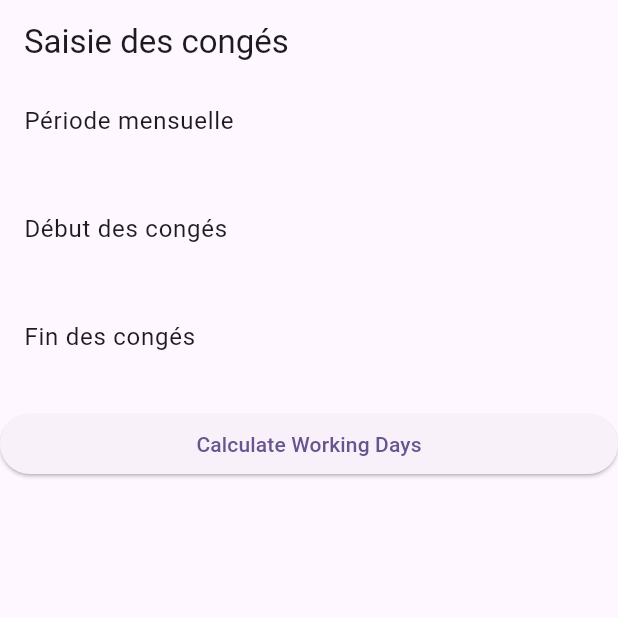
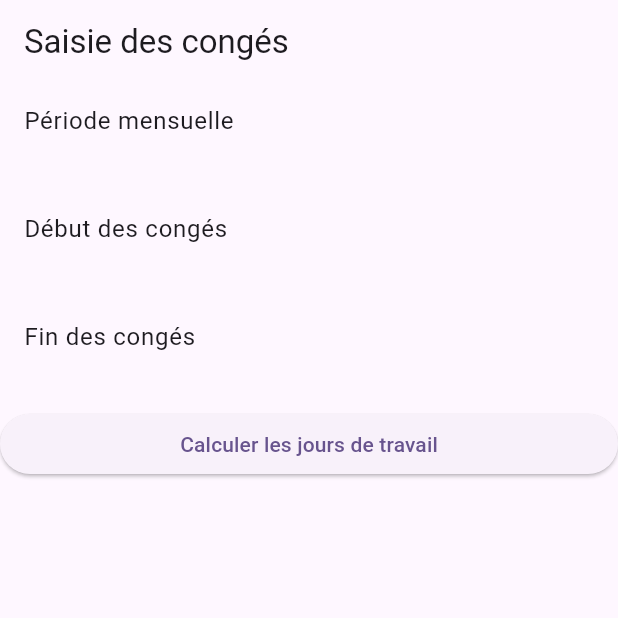
Before and after one commit to b-fontaine/listo-exam-conges, a Flutter app: the screen it shows after launch, on a phone screen of 412 x 824 dp, the top half of it. Run offline on Flutter 3.47's test engine with Material 2 defaults, Android fonts, the phone set to English and light mode, and no system bars; our stand-ins replace flutter_bloc; missing offline and left inert: flutter_month_picker.

```diff
--- a/conges_ui/lib/conges/conges_event.dart
+++ b/conges_ui/lib/conges/conges_event.dart
@@ -1,5 +1,3 @@
-import 'package:conges_domain/periode/model/periode.dart';
-
 abstract class CongesEvent {}
 
 class CongesSelectDate extends CongesEvent {
@@ -23,5 +21,4 @@ class CongesSelectionneFinConges extends CongesSelectDate {
       : super(selectedDate: selectedDate);
 }
 
-class CongesCalculate extends CongesEvent {
-}
+class CongesCalculate extends CongesEvent {}
--- a/conges_ui/lib/conges/view/conges_view.dart
+++ b/conges_ui/lib/conges/view/conges_view.dart
@@ -88,7 +88,7 @@ class CongesView extends StatelessWidget {
                 ElevatedButton(
                   onPressed: () =>
                       context.read<CongesBloc>().add(CongesCalculate()),
-                  child: const Text('Calculate Working Days'),
+                  child: const Text('Calculer les jours de travail'),
                 ),
                 Column(
                   crossAxisAlignment: CrossAxisAlignment.center,
```
Also changed, not shown: conges_ui/firebase.json (added), firebase.json (added), 8 other files.
